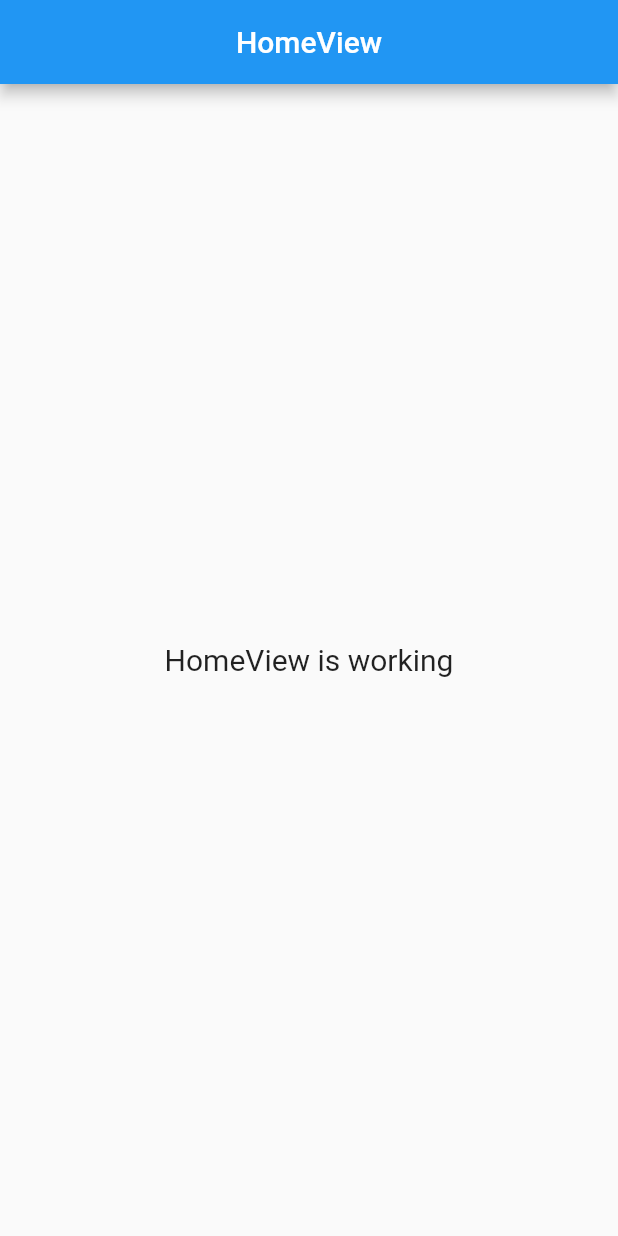
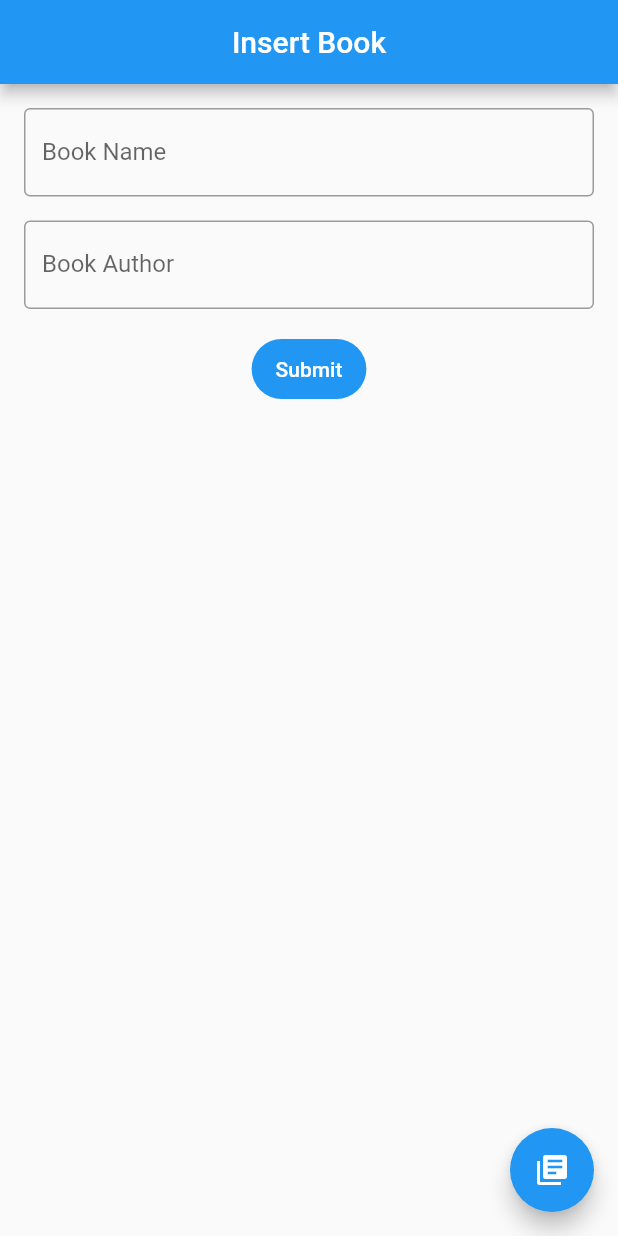
Before and after one commit to iamrutudhvaj/local_sqlite_demo, a Flutter app: the screen it shows after launch, on a phone screen of 412 x 824 dp. Run offline on Flutter 3.47's test engine with Material 2 defaults, Android fonts, the phone set to English and light mode, and no system bars; our stand-ins replace get, sqflite; accounts and stored records are empty.

Commit message:
ADD: add book feature

```diff
--- /dev/null
+++ b/lib/app/data/model/book_model.dart
@@ -0,0 +1,19 @@
+class Book {
+  Book({
+    this.name,
+    this.author,
+    this.id,
+  });
+
+  final String? name;
+  final String? author;
+  final int? id;
+
+  factory Book.fromJson(Map<String, dynamic> json) => Book(
+        name: json["name"],
+        author: json["author"],
+        id: json["id"],
+      );
+
+  Map<String, dynamic> toJson() => {"name": name, "author": author};
+}
--- a/lib/app/data/sqflite_service.dart
+++ b/lib/app/data/sqflite_service.dart
@@ -1,5 +1,7 @@
 import 'package:flutter/material.dart';
 import 'package:sqflite/sqflite.dart';
+
+import 'model/book_model.dart';
 
 class DatabaseService {
   static late Database db;
@@ -20,7 +22,7 @@ class DatabaseService {
     db = await openDatabase(path, version: 1,
         onCreate: (Database db, int version) async {
       await db.execute(
-          'CREATE TABLE Test (id INTEGER PRIMARY KEY, name TEXT, value INTEGER, num REAL)');
+          'CREATE TABLE BOOKS (id INTEGER PRIMARY KEY, name TEXT, author TEXT)');
     });
   }
 
@@ -28,19 +30,9 @@ class DatabaseService {
     await db.close();
   }
 
-  static Future<void> insertRawInDB() async {
-    await db.transaction((txn) async {
-      int id1 = await txn.rawInsert(
-          'INSERT INTO Test(name, value, num) VALUES("some name", 1234, 456.789)');
-      print('inserted1: $id1');
-      int id2 = await txn.rawInsert(
-          'INSERT INTO Test(name, value, num) VALUES(?, ?, ?)',
-          ['another name', 12345678, 3.1416]);
-      print('inserted2: $id2');
-    });
-    int id3 = await db.insert(
-        'Test', {"name": 'another name', "value": 12345678, "num": 3.1416});
-    print('inserted3: $id3');
+  static Future<void> insertBook(Book book) async {
+    int id = await db.insert('BOOKS', book.toJson());
+    print('${book.toJson()} inserted: $id');
   }
 
   static Future<void> updateRawOfDB() async {
@@ -50,8 +42,10 @@ class DatabaseService {
     print('updated: $count');
   }
 
-  static Future<void> fetchRawsFromDB() async {
-    List<Map> list = await db.rawQuery('SELECT * FROM Test');
-    print(list);
+  static Future<List<Book>> fetchBooks() async {
+    List<Map> list = await db.rawQuery('SELECT * FROM BOOKS');
+    var dataList =
+        list.map((e) => Book.fromJson(e as Map<String, dynamic>)).toList();
+    return dataList;
   }
 }
--- a/lib/app/modules/home/views/home_view.dart
+++ b/lib/app/modules/home/views/home_view.dart
@@ -1,6 +1,7 @@
 import 'package:flutter/material.dart';
 
 import 'package:get/get.dart';
+import 'package:local_sqlite_demo/app/routes/app_pages.dart';
 
 import '../controllers/home_controller.dart';
 
@@ -10,13 +11,41 @@ class HomeView extends GetView<HomeController> {
   Widget build(BuildContext context) {
     return Scaffold(
       appBar: AppBar(
-        title: const Text('HomeView'),
+        title: const Text('Insert Book'),
         centerTitle: true,
       ),
-      body: const Center(
-        child: Text(
-          'HomeView is working',
-          style: TextStyle(fontSize: 20),
+      floatingActionButton: FloatingActionButton(
+          onPressed: () {
+            Get.toNamed(Routes.ALL_BOOKS_PAGE);
+          },
+          child: const Icon(Icons.library_books)),
+      body: Padding(
+        padding: const EdgeInsets.all(16),
+        child: Column(
+          children: [
+            TextFormField(
+              controller: controller.bookNameController,
+              decoration: const InputDecoration(
+                border: OutlineInputBorder(),
+                label: Text("Book Name"),
+              ),
+            ),
+            const SizedBox(
+              height: 16,
+            ),
+            TextFormField(
+              controller: controller.bookAuthorController,
+              decoration: const InputDecoration(
+                border: OutlineInputBorder(),
+                label: Text("Book Author"),
+              ),
+            ),
+            const SizedBox(
+              height: 16,
+            ),
+            FilledButton.tonal(
+                onPressed: controller.addBook, child: const Text("Submit")),
+          ],
         ),
       ),
     );
--- a/lib/app/routes/app_pages.dart
+++ b/lib/app/routes/app_pages.dart
@@ -1,5 +1,7 @@
 import 'package:get/get.dart';
 
+import '../modules/all_books_page/bindings/all_books_page_binding.dart';
+import '../modules/all_books_page/views/all_books_page_view.dart';
 import '../modules/home/bindings/home_binding.dart';
 import '../modules/home/views/home_view.dart';
 
@@ -16,5 +18,10 @@ class AppPages {
       page: () => const HomeView(),
       binding: HomeBinding(),
     ),
+    GetPage(
+      name: _Paths.ALL_BOOKS_PAGE,
+      page: () => const AllBooksPageView(),
+      binding: AllBooksPageBinding(),
+    ),
   ];
 }
--- a/lib/app/routes/app_routes.dart
+++ b/lib/app/routes/app_routes.dart
@@ -4,9 +4,11 @@ part of 'app_pages.dart';
 abstract class Routes {
   Routes._();
   static const HOME = _Paths.HOME;
+  static const ALL_BOOKS_PAGE = _Paths.ALL_BOOKS_PAGE;
 }
 
 abstract class _Paths {
   _Paths._();
   static const HOME = '/home';
+  static const ALL_BOOKS_PAGE = '/all-books-page';
 }
```
Also changed, not shown: lib/app/modules/all_books_page/bindings/all_books_page_binding.dart (added, +10 -0 lines), lib/app/modules/all_books_page/controllers/all_books_page_controller.dart (added, +34 -0 lines), lib/app/modules/all_books_page/views/all_books_page_view.dart (added, +30 -0 lines), lib/app/modules/home/controllers/home_controller.dart (+19 -12 lines).
